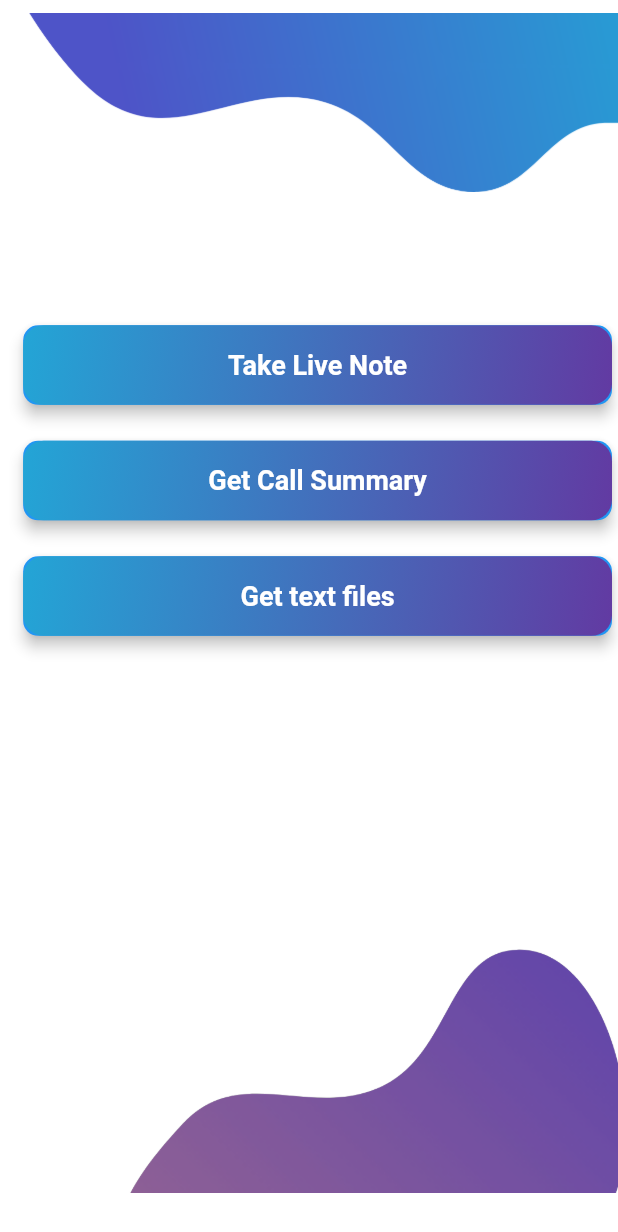
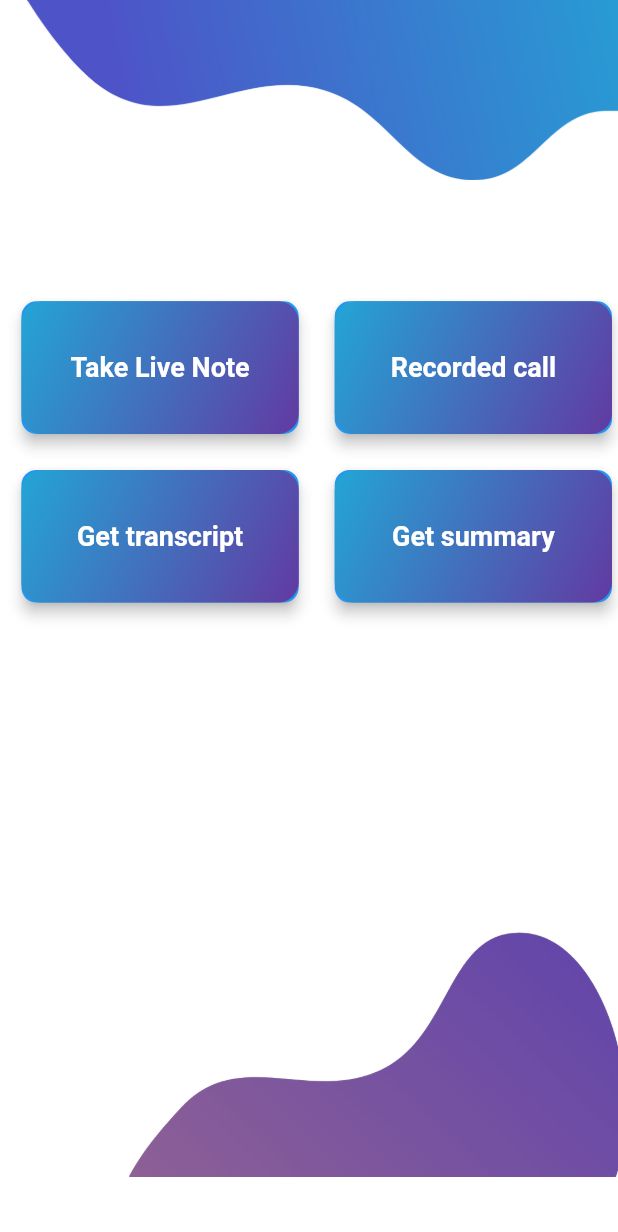
Before and after one commit to Gre8Gatsby/C-Note, a Flutter app: the homeScreen screen opened by its route, on a phone screen of 412 x 824 dp. Shown: the top 1232 px of the screen. Run offline on Flutter 3.47's test engine with Material 2 defaults, Android fonts, the phone set to English and light mode, and no system bars; our stand-ins replace fluttertoast, google_fonts, shared_preferences, speech_to_text; accounts and stored records are empty.

Commit message:
homeScreen UI changed

```diff
--- a/lib/screens/homeScreen.dart
+++ b/lib/screens/homeScreen.dart
@@ -17,7 +17,7 @@ class _homeScreenState extends State<homeScreen> {
       width: double.infinity,
       child: Container(
         // login8tR (1:38)
-        padding: EdgeInsets.fromLTRB(10 * fem, 0 * fem, 0 * fem, 0 * fem),
+        padding: EdgeInsets.fromLTRB(9 * fem, 0 * fem, 0 * fem, 0 * fem),
         width: double.infinity,
         decoration: BoxDecoration(
           color: Color(0xffffffff),
@@ -27,9 +27,9 @@ class _homeScreenState extends State<homeScreen> {
           children: [
             Container(
               // vector11hK (1:59)
-              margin: EdgeInsets.fromLTRB(7 * fem, 0  * fem, 0 * fem, 47 * fem),
-              width: 391 * fem,
-              height: 119 * fem,
+              margin: EdgeInsets.fromLTRB(7 * fem, 0 * fem, 0 * fem, 47 * fem),
+              width: 400 * fem,
+              height: 105 * fem,
               child: Image.asset(
                 'images/img1.png',
                 width: 391 * fem,
@@ -37,30 +37,46 @@ class _homeScreenState extends State<homeScreen> {
               ),
             ),
             SizedBox(height: 20 * fem),
+            GridView.count(
+              crossAxisCount: 2, // Display two buttons per row
+              crossAxisSpacing: 16,
+              mainAxisSpacing: 16,
+              childAspectRatio: 2, // Adjust this value to control the button's aspect ratio
+              shrinkWrap: true,
+              physics: NeverScrollableScrollPhysics(),
+
+              children: [
                 CardButton(
                   title: 'Take Live Note',
                   onPressed: () {
                     Navigator.pushNamed(context, '/liveNotes');
                   },
                 ),
-            SizedBox(height: 16),
                 CardButton(
-              title: 'Get Call Summary',
+                  title: 'Recorded call',
                   onPressed: () {
                     Navigator.pushNamed(context, '/callSummary');
                   },
                 ),
-            SizedBox(height: 16),
                 CardButton(
-              title: 'Get text files',
+                  title: 'Get transcript',
                   onPressed: () {
                     Navigator.pushNamed(context, '/summary');
                   },
                 ),
+                CardButton(
+                  title: 'Get summary',
+                  onPressed: () {
+                    Navigator.pushNamed(context, '/summary');
+                  },
+                ),
+                // Add more buttons here if needed
+              ],
+            ),
             SizedBox(height: 170),
             Flexible(
               child: Container(
-                margin: EdgeInsets.fromLTRB(41 * fem, 0 *fem, 0 * fem, 0 * fem),
+                margin: EdgeInsets.fromLTRB(41 * fem, 0 * fem, 0 * fem, 0 * fem),
                 width: 352.86 * fem,
                 height: 398.83 * fem,
                 child: Align(
@@ -74,6 +90,7 @@ class _homeScreenState extends State<homeScreen> {
             ),
           ],
         ),
+
       ),
     );
   }
```
Lines whose indentation alone changed are shown as unchanged.
